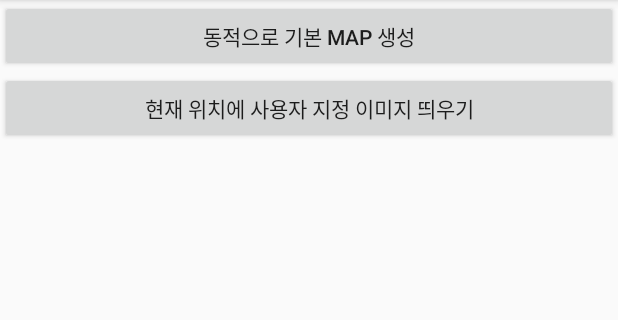
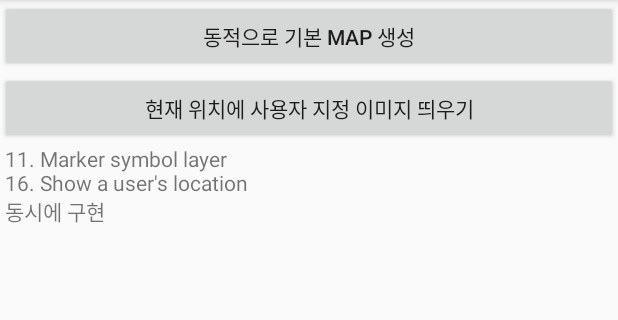
Before and after one commit to Leejieun3001/SKTAIFellowship, an Android app: the screen it shows after launch (MainActivity), on a phone screen of 412 x 824 dp, the part 84-404 px from its top. Run offline under Robolectric (Android 15) with nearby library versions, the phone set to English and light mode, and no system bars; our stand-ins replace ButterKnife.

Commit message:
add 'Marker symbol layer' function

```diff
--- a/src/practice/mapboxPractice/jieun/app/src/main/res/layout/activity_main.xml
+++ b/src/practice/mapboxPractice/jieun/app/src/main/res/layout/activity_main.xml
@@ -6,6 +6,7 @@
     android:layout_height="match_parent"
     android:orientation="vertical"
     tools:context=".MainActivity">
+
     <Button
         android:id="@+id/main_goDynamicBuildMap_btn"
         android:layout_width="match_parent"
@@ -18,5 +19,10 @@
         android:layout_height="wrap_content"
         android:text="현재 위치에 사용자 지정 이미지 띄우기" />
 
+    <TextView
+        android:layout_width="match_parent"
+        android:layout_height="wrap_content"
+        android:text=" 11. Marker symbol layer\n 16. Show a user's location \n 동시에 구현 " />
+
 
 </LinearLayout>
```
Also changed, not shown: src/practice/mapboxPractice/jieun/app/src/main/java/com/skt/flashbase/gis/Currentlocation/CustomCurrentLoc.java (+54 -11 lines), src/practice/mapboxPractice/jieun/app/src/main/res/drawable/here.png, src/practice/mapboxPractice/jieun/app/src/main/res/drawable/pin.png (added).
